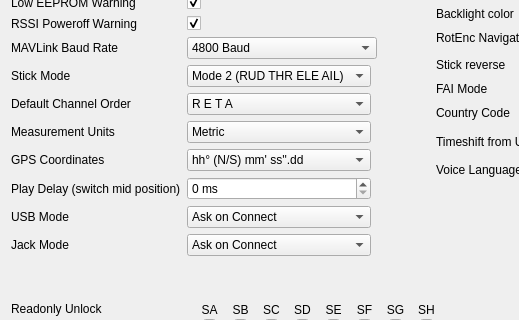
Before: the Qt Designer form companion/src/generaledit/generalsetup.ui in opentx/opentx, drawn with Qt 5; both pictures show x 0 to 519 and y 356 to 676 of the 809 by 801 pixel window.
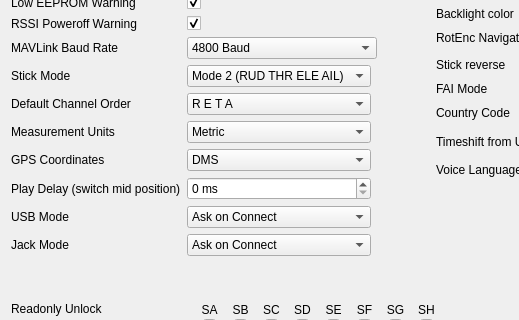
After: the same form once the commit is applied.

Commit message: Wrong search & replace

What changed in the file:
```diff
--- a/companion/src/generaledit/generalsetup.ui
+++ b/companion/src/generaledit/generalsetup.ui
@@ -1844,7 +1844,7 @@
       <widget class="QComboBox" name="gpsFormatCB">
        <item>
         <property name="text">
-         <string>hh° (N/S) mm' ss''.dd</string>
+         <string>DMS</string>
         </property>
        </item>
        <item>
```
